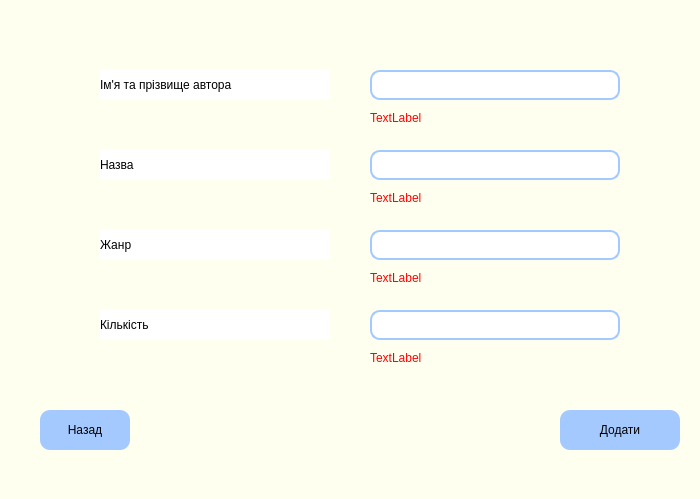
Qt form design/new_book_design.ui (Rozumniak/liblary_app) before a commit.
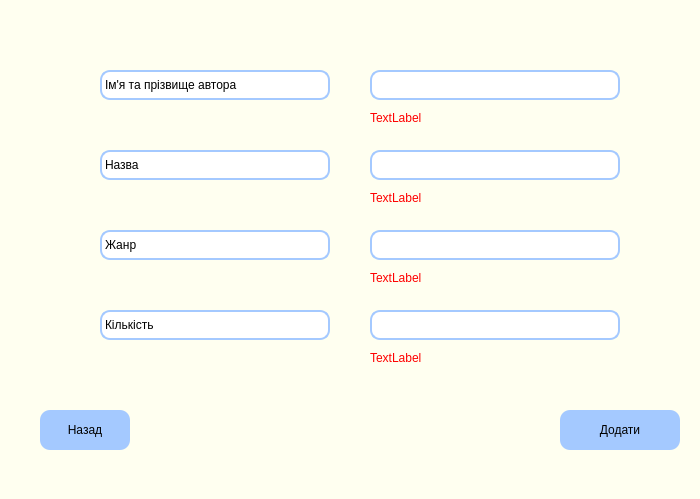
The same form after that commit.

What changed in the file:
```diff
--- a/design/new_book_design.ui
+++ b/design/new_book_design.ui
@@ -67,7 +67,9 @@
    </property>
    <property name="styleSheet">
     <string notr="true">font: 14pt &quot;Arial&quot;;
-background-color: white;</string>
+background-color: white;
+border: 2px solid rgb(164, 201, 255);
+border-radius: 10px;</string>
    </property>
    <property name="text">
     <string>Жанр</string>
@@ -84,7 +86,9 @@
    </property>
    <property name="styleSheet">
     <string notr="true">font: 14pt &quot;Arial&quot;;
-background-color: white;</string>
+background-color: white;
+border: 2px solid rgb(164, 201, 255);
+border-radius: 10px;</string>
    </property>
    <property name="text">
     <string>Ім'я та прізвище автора</string>
@@ -101,7 +105,9 @@
    </property>
    <property name="styleSheet">
     <string notr="true">font: 14pt &quot;Arial&quot;;
-background-color: white;</string>
+background-color: white;
+border: 2px solid rgb(164, 201, 255);
+border-radius: 10px;</string>
    </property>
    <property name="text">
     <string>Кількість</string>
@@ -118,7 +124,9 @@
    </property>
    <property name="styleSheet">
     <string notr="true">font: 14pt &quot;Arial&quot;;
-background-color: white;</string>
+background-color: white;
+border: 2px solid rgb(164, 201, 255);
+border-radius: 10px;</string>
    </property>
    <property name="text">
     <string>Назва</string>
```
